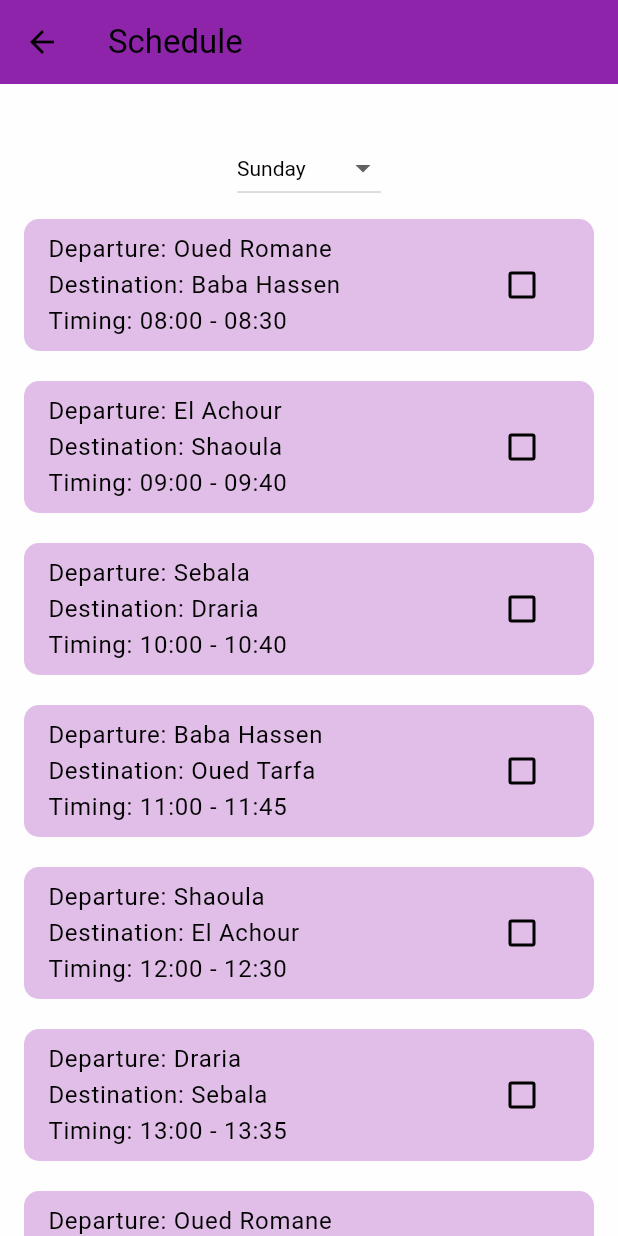
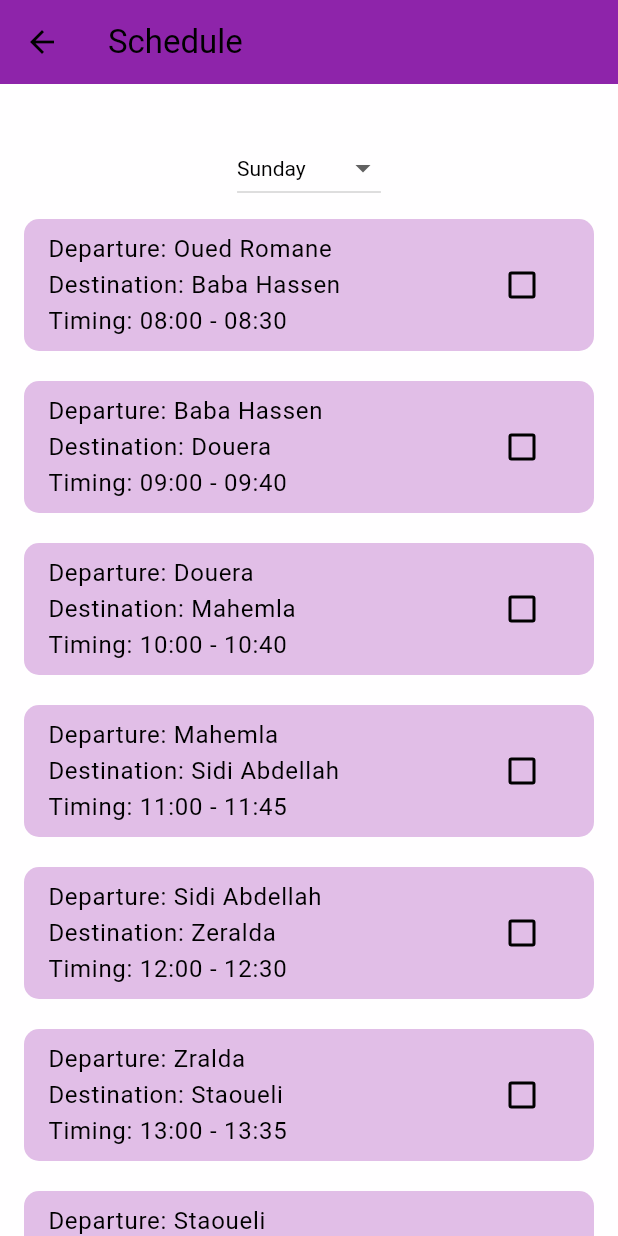
Before and after one commit to yvuuus/bus_tracking_app, a Flutter app: the ScheduleScreenDriver screen opened directly, on a phone screen of 412 x 824 dp. Run offline on Flutter 3.47's test engine with Material 3 defaults, Android fonts, the phone set to English and light mode, and no system bars; our stand-ins replace firebase_auth, firebase_core, firebase_database, fluttertoast, geolocator, google_maps_flutter; missing offline and left inert: flutter_geofire; accounts and stored records are empty.

Commit message:
final changes

```diff
--- a/lib/screens/driver_screens/schedule_screen_driver.dart
+++ b/lib/screens/driver_screens/schedule_screen_driver.dart
@@ -17,68 +17,68 @@ class _ScheduleScreenState extends State<ScheduleScreenDriver> {
       "done": false
     },
     {
-      "departure": "El Achour",
-      "destination": "Shaoula",
+      "departure": "Baba Hassen",
+      "destination": "Douera",
       "timing": "09:00 - 09:40",
       "done": false
     },
     {
-      "departure": "Sebala",
-      "destination": "Draria",
+      "departure": "Douera",
+      "destination": "Mahemla",
       "timing": "10:00 - 10:40",
       "done": false
     },
     {
-      "departure": "Baba Hassen",
-      "destination": "Oued Tarfa",
+      "departure": "Mahemla",
+      "destination": "Sidi Abdellah",
       "timing": "11:00 - 11:45",
       "done": false
     },
     {
-      "departure": "Shaoula",
-      "destination": "El Achour",
+      "departure": "Sidi Abdellah",
+      "destination": "Zeralda",
       "timing": "12:00 - 12:30",
       "done": false
     },
     {
-      "departure": "Draria",
-      "destination": "Sebala",
+      "departure": "Zralda",
+      "destination": "Staoueli",
       "timing": "13:00 - 13:35",
       "done": false
     },
     {
-      "departure": "Oued Romane",
-      "destination": "El Achour",
+      "departure": "Staoueli",
+      "destination": "Ain Benian",
       "timing": "14:00 - 14:45",
       "done": false
     },
     {
-      "departure": "Sebala",
-      "destination": "Oued Romane",
+      "departure": "Ain Benian",
+      "destination": "El Hammamet",
       "timing": "15:00 - 15:40",
       "done": false
     },
     {
-      "departure": "Baba Hassen",
-      "destination": "Draria",
+      "departure": "El Hammamet",
+      "destination": "Rais Hamidou",
       "timing": "16:00 - 16:30",
       "done": false
     },
     {
-      "departure": "Oued Tarfa",
-      "destination": "Shaoula",
+      "departure": "Rais Hamidou",
+      "destination": "Bouzereah",
       "timing": "17:00 - 17:45",
       "done": false
     },
     {
-      "departure": "Oued Romane",
-      "destination": "Baba Hassen",
+      "departure": "Bouzereah",
+      "destination": "Ben Aknoun",
       "timing": "09:00 - 09:30",
       "done": false
     },
     {
-      "departure": "El Achour",
-      "destination": "Shaoula",
+      "departure": "Ben Aknoun",
+      "destination": "Baba Hassen",
       "timing": "10:00 - 10:40",
       "done": false
     },
@@ -138,12 +138,16 @@ class _ScheduleScreenState extends State<ScheduleScreenDriver> {
               ),
               // Display "Rest day" text for Friday and Saturday
               if (selectedDay == "Friday" || selectedDay == "Saturday") ...[
-                const Text(
-                  'Rest day',
-                  style: TextStyle(
-                      color: Colors.black,
-                      fontSize: 24,
-                      fontWeight: FontWeight.bold),
+                Expanded(
+                  child: Center(
+                    child: const Text(
+                      'Rest day',
+                      style: TextStyle(
+                          color: Colors.black,
+                          fontSize: 24,
+                          fontWeight: FontWeight.bold),
+                    ),
+                  ),
                 ),
               ] else ...[
                 // Expanded widget to hold the list of schedule items
```
